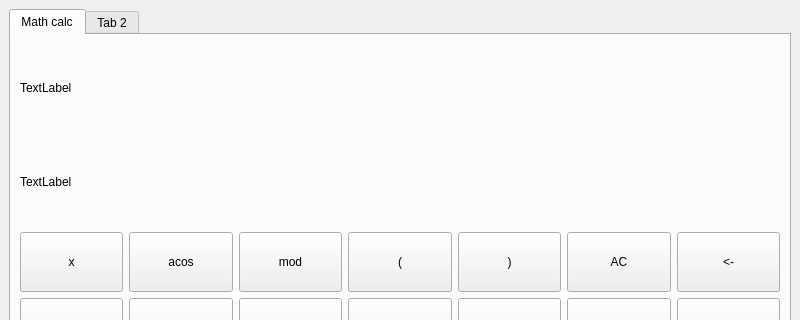
The window that src/view/mainwindow.ui (KVIZORD/SmartCalc) describes before a commit, drawn with Qt 5; both pictures show x 0 to 800 and y 0 to 320 of the 800 by 600 pixel window.
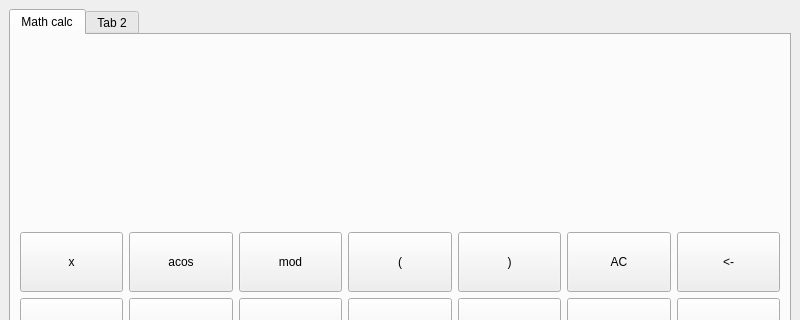
The same window after the commit.

Diff of the .ui file:
```diff
--- a/src/view/mainwindow.ui
+++ b/src/view/mainwindow.ui
@@ -71,14 +71,14 @@
             <item>
              <widget class="QLabel" name="label">
               <property name="text">
-               <string>TextLabel</string>
+               <string/>
               </property>
              </widget>
             </item>
             <item>
              <widget class="QLabel" name="label_2">
               <property name="text">
-               <string>TextLabel</string>
+               <string/>
               </property>
              </widget>
             </item>
```
Left out of the diff: 6 changed lines with no effect on the pictures.
